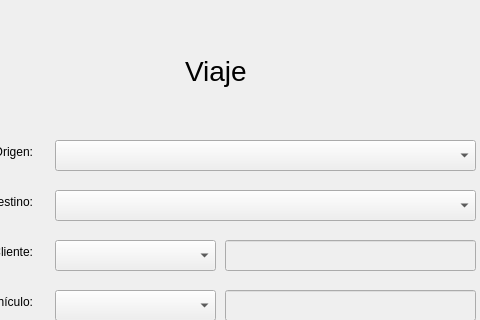
HerberthReyes07/EDD_EVD24_P2, file src/iu/modelo/viaje.ui: the form before one commit; both pictures show x 125 to 605 and y 0 to 320 of the 690 by 481 pixel window.
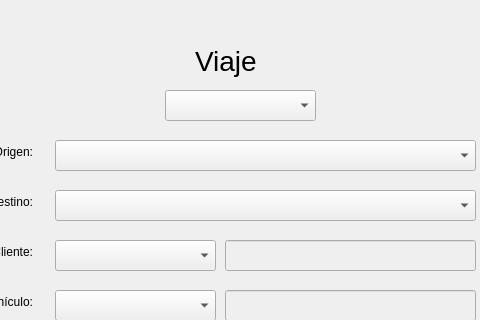
The form after the commit.

The edit to the form file:
```diff
--- a/src/iu/modelo/viaje.ui
+++ b/src/iu/modelo/viaje.ui
@@ -75,8 +75,8 @@
    <widget class="QLabel" name="act_label">
     <property name="geometry">
      <rect>
-      <x>310</x>
-      <y>40</y>
+      <x>320</x>
+      <y>30</y>
       <width>81</width>
       <height>61</height>
      </rect>
@@ -185,6 +185,16 @@
      <set>Qt::AlignRight|Qt::AlignTrailing|Qt::AlignVCenter</set>
     </property>
    </widget>
+   <widget class="QComboBox" name="comboBox_buscar">
+    <property name="geometry">
+     <rect>
+      <x>290</x>
+      <y>90</y>
+      <width>151</width>
+      <height>31</height>
+     </rect>
+    </property>
+   </widget>
   </widget>
   <widget class="QMenuBar" name="menubar">
    <property name="geometry">
```
